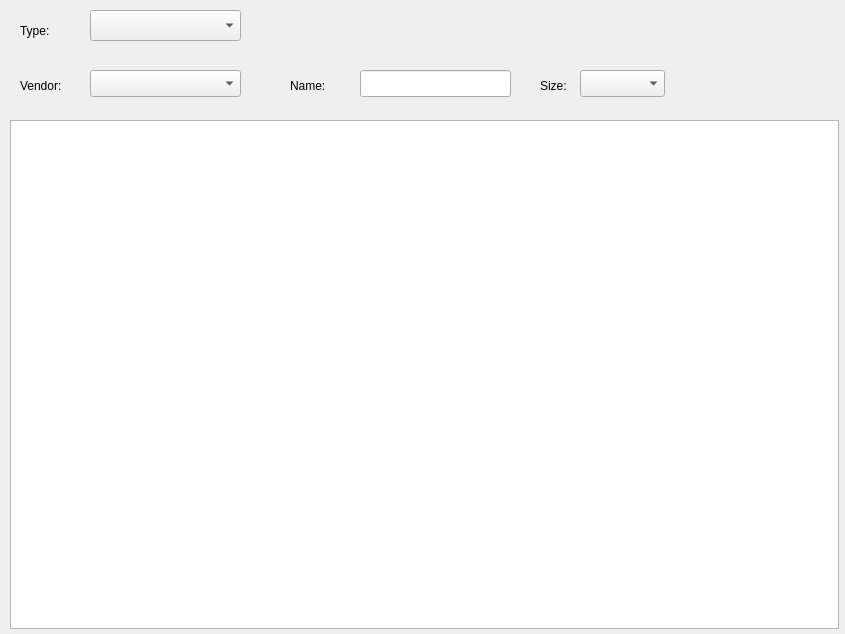
Old version of the form supported.ui in the repository lukaszdmitrowski/coreboot_flashtool.
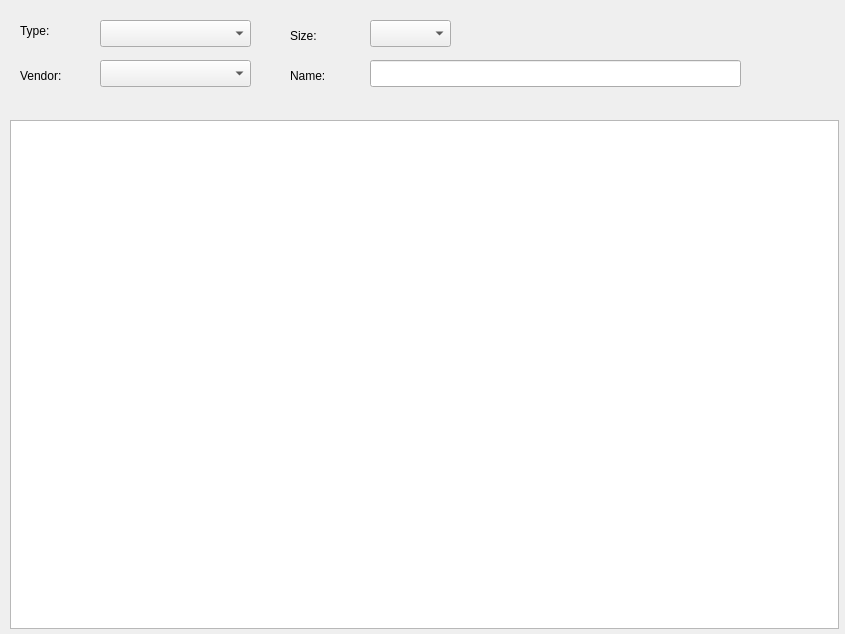
New version of the form. Icons and pictures are not drawn.

The edit to the form file:
```diff
--- a/supported.ui
+++ b/supported.ui
@@ -36,10 +36,10 @@
   <widget class="QComboBox" name="cb_sel_hardware">
    <property name="geometry">
     <rect>
-     <x>90</x>
-     <y>10</y>
+     <x>100</x>
+     <y>20</y>
      <width>151</width>
-     <height>31</height>
+     <height>27</height>
     </rect>
    </property>
   </widget>
@@ -47,7 +47,7 @@
    <property name="geometry">
     <rect>
      <x>20</x>
-     <y>70</y>
+     <y>60</y>
      <width>67</width>
      <height>31</height>
     </rect>
@@ -59,8 +59,8 @@
   <widget class="QLabel" name="l_size">
    <property name="geometry">
     <rect>
-     <x>540</x>
-     <y>70</y>
+     <x>290</x>
+     <y>20</y>
      <width>67</width>
      <height>31</height>
     </rect>
@@ -73,7 +73,7 @@
    <property name="geometry">
     <rect>
      <x>290</x>
-     <y>70</y>
+     <y>60</y>
      <width>67</width>
      <height>31</height>
     </rect>
@@ -85,8 +85,8 @@
   <widget class="QComboBox" name="cb_sel_vendor">
    <property name="geometry">
     <rect>
-     <x>90</x>
-     <y>70</y>
+     <x>100</x>
+     <y>60</y>
      <width>151</width>
      <height>27</height>
     </rect>
@@ -95,9 +95,9 @@
   <widget class="QComboBox" name="cb_sel_size">
    <property name="geometry">
     <rect>
-     <x>580</x>
-     <y>70</y>
-     <width>85</width>
+     <x>370</x>
+     <y>20</y>
+     <width>81</width>
      <height>27</height>
     </rect>
    </property>
@@ -105,9 +105,9 @@
   <widget class="QLineEdit" name="edit_name">
    <property name="geometry">
     <rect>
-     <x>360</x>
-     <y>70</y>
-     <width>151</width>
+     <x>370</x>
+     <y>60</y>
+     <width>371</width>
      <height>27</height>
     </rect>
    </property>
```
Left out of the diff: 12 changed lines with no effect on the pictures.
